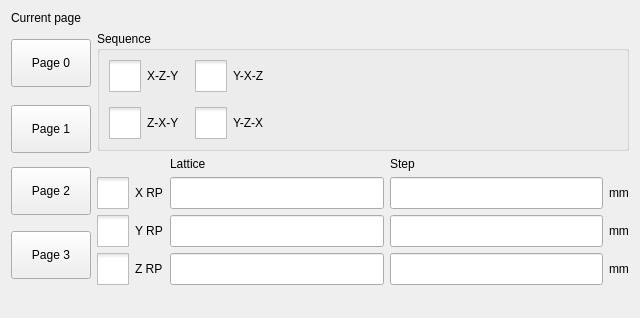
GaussCheng/2-5AxisPunch, file hcsettings/ichcstackedsettingsframe.ui: the form before one commit.
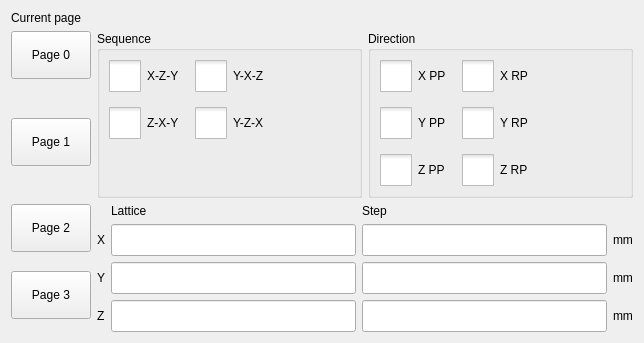
The form after the commit. Icons and pictures are not drawn. Custom widgets are drawn as their Qt base class.

Diff of the .ui file:
```diff
--- a/hcsettings/ichcstackedsettingsframe.ui
+++ b/hcsettings/ichcstackedsettingsframe.ui
@@ -6,8 +6,8 @@
    <rect>
     <x>0</x>
     <y>0</y>
-    <width>640</width>
-    <height>318</height>
+    <width>644</width>
+    <height>342</height>
    </rect>
   </property>
   <property name="windowTitle">
@@ -27,39 +27,8 @@
      </property>
     </widget>
    </item>
-   <item row="1" column="0">
-    <widget class="QToolButton" name="page0ToolButton">
-     <property name="sizePolicy">
-      <sizepolicy hsizetype="Fixed" vsizetype="Fixed">
-       <horstretch>0</horstretch>
-       <verstretch>0</verstretch>
-      </sizepolicy>
-     </property>
-     <property name="minimumSize">
-      <size>
-       <width>80</width>
-       <height>48</height>
-      </size>
-     </property>
-     <property name="maximumSize">
-      <size>
-       <width>80</width>
-       <height>48</height>
-      </size>
-     </property>
-     <property name="text">
-      <string>Page 0</string>
-     </property>
-     <property name="checkable">
-      <bool>true</bool>
-     </property>
-     <attribute name="buttonGroup">
-      <string>buttonGroup_2</string>
-     </attribute>
-    </widget>
-   </item>
    <item row="1" column="1" rowspan="4">
-    <layout class="QVBoxLayout" name="verticalLayout">
+    <layout class="QHBoxLayout" name="horizontalLayout">
      <item>
       <widget class="QGroupBox" name="groupBox">
        <property name="title">
@@ -180,6 +149,182 @@
       </widget>
      </item>
      <item>
+      <widget class="QGroupBox" name="groupBox_2">
+       <property name="title">
+        <string>Direction</string>
+       </property>
+       <layout class="QFormLayout" name="formLayout_2">
+        <property name="fieldGrowthPolicy">
+         <enum>QFormLayout::AllNonFixedFieldsGrow</enum>
+        </property>
+        <property name="horizontalSpacing">
+         <number>15</number>
+        </property>
+        <property name="verticalSpacing">
+         <number>15</number>
+        </property>
+        <item row="0" column="1">
+         <widget class="QCheckBox" name="xRPCheckBox">
+          <property name="styleSheet">
+           <string notr="true">::indicator {
+     width: 32px;
+     height: 32px;
+ }
+
+::indicator:unchecked 
+{
+     image: url(:/resource/check_unchecked.png);
+ }
+::indicator:checked 
+{
+     image: url(:/resource/check_checked.png);
+ }
+</string>
+          </property>
+          <property name="text">
+           <string>X RP</string>
+          </property>
+          <attribute name="buttonGroup">
+           <string>buttonGroup_3</string>
+          </attribute>
+         </widget>
+        </item>
+        <item row="0" column="0">
+         <widget class="QCheckBox" name="xPPCheckBox">
+          <property name="styleSheet">
+           <string notr="true">::indicator {
+     width: 32px;
+     height: 32px;
+ }
+
+::indicator:unchecked 
+{
+     image: url(:/resource/check_unchecked.png);
+ }
+::indicator:checked 
+{
+     image: url(:/resource/check_checked.png);
+ }
+</string>
+          </property>
+          <property name="text">
+           <string>X PP</string>
+          </property>
+          <attribute name="buttonGroup">
+           <string>buttonGroup_3</string>
+          </attribute>
+         </widget>
+        </item>
+        <item row="1" column="1">
+         <widget class="QCheckBox" name="yRPCheckBox">
+          <property name="styleSheet">
+           <string notr="true">::indicator {
+     width: 32px;
+     height: 32px;
+ }
+
+::indicator:unchecked 
+{
+     image: url(:/resource/check_unchecked.png);
+ }
+::indicator:checked 
+{
+     image: url(:/resource/check_checked.png);
+ }
+</string>
+          </property>
+          <property name="text">
+           <string>Y RP</string>
+          </property>
+          <attribute name="buttonGroup">
+           <string>buttonGroup_4</string>
+          </attribute>
+         </widget>
+        </item>
+        <item row="1" column="0">
+         <widget class="QCheckBox" name="yPPCheckBox">
+          <property name="styleSheet">
+           <string notr="true">::indicator {
+     width: 32px;
+     height: 32px;
+ }
+
+::indicator:unchecked 
+{
+     image: url(:/resource/check_unchecked.png);
+ }
+::indicator:checked 
+{
+     image: url(:/resource/check_checked.png);
+ }
+</string>
+          </property>
+          <property name="text">
+           <string>Y PP</string>
+          </property>
+          <attribute name="buttonGroup">
+           <string>buttonGroup_4</string>
+          </attribute>
+         </widget>
+        </item>
+        <item row="2" column="1">
+         <widget class="QCheckBox" name="zRPCheckBox">
+          <property name="styleSheet">
+           <string notr="true">::indicator {
+     width: 32px;
+     height: 32px;
+ }
+
+::indicator:unchecked 
+{
+     image: url(:/resource/check_unchecked.png);
+ }
+::indicator:checked 
+{
+     image: url(:/resource/check_checked.png);
+ }
+</string>
+          </property>
+          <property name="text">
+           <string>Z RP</string>
+          </property>
+          <attribute name="buttonGroup">
+           <string>buttonGroup_5</string>
+          </attribute>
+         </widget>
+        </item>
+        <item row="2" column="0">
+         <widget class="QCheckBox" name="zPPCheckBox">
+          <property name="styleSheet">
+           <string notr="true">::indicator {
+     width: 32px;
+     height: 32px;
+ }
+
+::indicator:unchecked 
+{
+     image: url(:/resource/check_unchecked.png);
+ }
+::indicator:checked 
+{
+     image: url(:/resource/check_checked.png);
+ }
+</string>
+          </property>
+          <property name="text">
+           <string>Z PP</string>
+          </property>
+          <attribute name="buttonGroup">
+           <string>buttonGroup_5</string>
+          </attribute>
+         </widget>
+        </item>
+       </layout>
+      </widget>
+     </item>
+    </layout>
+   </item>
+   <item row="5" column="1" rowspan="4">
       <layout class="QGridLayout" name="gridLayout">
        <item row="0" column="1">
         <widget class="QLabel" name="label_2">
@@ -195,29 +340,6 @@
          </property>
         </widget>
        </item>
-       <item row="1" column="0">
-        <widget class="QCheckBox" name="xRPCheckBox">
-         <property name="styleSheet">
-          <string notr="true">::indicator {
-     width: 32px;
-     height: 32px;
- }
-
-::indicator:unchecked 
-{
-     image: url(:/resource/check_unchecked.png);
- }
-::indicator:checked 
-{
-     image: url(:/resource/check_checked.png);
- }
-</string>
-         </property>
-         <property name="text">
-          <string>X RP</string>
-         </property>
-        </widget>
-       </item>
        <item row="1" column="1">
         <widget class="ICLineEditWithVirtualNumericKeypad" name="xRPLatticeLineEdit">
          <property name="minimumSize">
@@ -238,29 +360,6 @@
          </property>
         </widget>
        </item>
-       <item row="2" column="0">
-        <widget class="QCheckBox" name="yRPCheckBox">
-         <property name="styleSheet">
-          <string notr="true">::indicator {
-     width: 32px;
-     height: 32px;
- }
-
-::indicator:unchecked 
-{
-     image: url(:/resource/check_unchecked.png);
- }
-::indicator:checked 
-{
-     image: url(:/resource/check_checked.png);
- }
-</string>
-         </property>
-         <property name="text">
-          <string>Y RP</string>
-         </property>
-        </widget>
-       </item>
        <item row="2" column="1">
         <widget class="ICLineEditWithVirtualNumericKeypad" name="yRPLatticeLineEdit">
          <property name="minimumSize">
@@ -281,29 +380,6 @@
          </property>
         </widget>
        </item>
-       <item row="3" column="0">
-        <widget class="QCheckBox" name="zRPCheckBox">
-         <property name="styleSheet">
-          <string notr="true">::indicator {
-     width: 32px;
-     height: 32px;
- }
-
-::indicator:unchecked 
-{
-     image: url(:/resource/check_unchecked.png);
- }
-::indicator:checked 
-{
-     image: url(:/resource/check_checked.png);
- }
-</string>
-         </property>
-         <property name="text">
-          <string>Z RP</string>
-         </property>
-        </widget>
-       </item>
        <item row="3" column="1">
         <widget class="ICLineEditWithVirtualNumericKeypad" name="zRPLatticeLineEdit">
          <property name="minimumSize">
@@ -345,104 +421,30 @@
          </property>
         </widget>
        </item>
-      </layout>
-     </item>
-    </layout>
+     <item row="1" column="0">
+      <widget class="QLabel" name="label_6">
+       <property name="text">
+        <string>X</string>
+       </property>
+      </widget>
    </item>
    <item row="2" column="0">
-    <widget class="QToolButton" name="page1ToolButton">
-     <property name="sizePolicy">
-      <sizepolicy hsizetype="Fixed" vsizetype="Fixed">
-       <horstretch>0</horstretch>
-       <verstretch>0</verstretch>
-      </sizepolicy>
-     </property>
-     <property name="minimumSize">
-      <size>
-       <width>80</width>
-       <height>48</height>
-      </size>
-     </property>
-     <property name="maximumSize">
-      <size>
-       <width>80</width>
-       <height>48</height>
-      </size>
-     </property>
+      <widget class="QLabel" name="label_7">
      <property name="text">
-      <string>Page 1</string>
-     </property>
-     <property name="checkable">
-      <bool>true</bool>
-     </property>
-     <attribute name="buttonGroup">
-      <string>buttonGroup_2</string>
-     </attribute>
+        <string>Y</string>
+       </property>
     </widget>
    </item>
    <item row="3" column="0">
-    <widget class="QToolButton" name="page2ToolButton">
-     <property name="sizePolicy">
-      <sizepolicy hsizetype="Fixed" vsizetype="Fixed">
-       <horstretch>0</horstretch>
-       <verstretch>0</verstretch>
-      </sizepolicy>
-     </property>
-     <property name="minimumSize">
-      <size>
-       <width>80</width>
-       <height>48</height>
-      </size>
-     </property>
-     <property name="maximumSize">
-      <size>
-       <width>80</width>
-       <height>48</height>
-      </size>
-     </property>
+      <widget class="QLabel" name="label_8">
      <property name="text">
-      <string>Page 2</string>
-     </property>
-     <property name="checkable">
-      <bool>true</bool>
-     </property>
-     <attribute name="buttonGroup">
-      <string>buttonGroup_2</string>
-     </attribute>
-    </widget>
-   </item>
-   <item row="4" column="0">
-    <widget class="QToolButton" name="page3ToolButton">
-     <property name="sizePolicy">
-      <sizepolicy hsizetype="Fixed" vsizetype="Fixed">
-       <horstretch>0</horstretch>
-       <verstretch>0</verstretch>
-      </sizepolicy>
-     </property>
-     <property name="minimumSize">
-      <size>
-       <width>80</width>
-       <height>48</height>
-      </size>
-     </property>
-     <property name="maximumSize">
-      <size>
-       <width>80</width>
-       <height>48</height>
-      </size>
-     </property>
-     <property name="text">
-      <string>Page 3</string>
-     </property>
-     <property name="checkable">
-      <bool>true</bool>
-     </property>
-     <attribute name="buttonGroup">
-      <string>buttonGroup_2</string>
-     </attribute>
-    </widget>
+        <string>Z</string>
+       </property>
+      </widget>
+     </item>
+    </layout>
    </item>
-   <item row="5" column="0">
+   <item row="9" column="0">
     <spacer name="verticalSpacer">
      <property name="orientation">
       <enum>Qt::Vertical</enum>
@@ -455,6 +457,130 @@
      </property>
     </spacer>
    </item>
+   <item row="1" column="0">
+    <widget class="QToolButton" name="page0ToolButton">
+     <property name="sizePolicy">
+      <sizepolicy hsizetype="Fixed" vsizetype="Fixed">
+       <horstretch>0</horstretch>
+       <verstretch>0</verstretch>
+      </sizepolicy>
+     </property>
+     <property name="minimumSize">
+      <size>
+       <width>80</width>
+       <height>48</height>
+      </size>
+     </property>
+     <property name="maximumSize">
+      <size>
+       <width>80</width>
+       <height>48</height>
+      </size>
+     </property>
+     <property name="text">
+      <string>Page 0</string>
+     </property>
+     <property name="checkable">
+      <bool>true</bool>
+     </property>
+     <attribute name="buttonGroup">
+      <string>buttonGroup_2</string>
+     </attribute>
+    </widget>
+   </item>
+   <item row="5" column="0">
+    <widget class="QToolButton" name="page2ToolButton">
+     <property name="sizePolicy">
+      <sizepolicy hsizetype="Fixed" vsizetype="Fixed">
+       <horstretch>0</horstretch>
+       <verstretch>0</verstretch>
+      </sizepolicy>
+     </property>
+     <property name="minimumSize">
+      <size>
+       <width>80</width>
+       <height>48</height>
+      </size>
+     </property>
+     <property name="maximumSize">
+      <size>
+       <width>80</width>
+       <height>48</height>
+      </size>
+     </property>
+     <property name="text">
+      <string>Page 2</string>
+     </property>
+     <property name="checkable">
+      <bool>true</bool>
+     </property>
+     <attribute name="buttonGroup">
+      <string>buttonGroup_2</string>
+     </attribute>
+    </widget>
+   </item>
+   <item row="7" column="0">
+    <widget class="QToolButton" name="page3ToolButton">
+     <property name="sizePolicy">
+      <sizepolicy hsizetype="Fixed" vsizetype="Fixed">
+       <horstretch>0</horstretch>
+       <verstretch>0</verstretch>
+      </sizepolicy>
+     </property>
+     <property name="minimumSize">
+      <size>
+       <width>80</width>
+       <height>48</height>
+      </size>
+     </property>
+     <property name="maximumSize">
+      <size>
+       <width>80</width>
+       <height>48</height>
+      </size>
+     </property>
+     <property name="text">
+      <string>Page 3</string>
+     </property>
+     <property name="checkable">
+      <bool>true</bool>
+     </property>
+     <attribute name="buttonGroup">
+      <string>buttonGroup_2</string>
+     </attribute>
+    </widget>
+   </item>
+   <item row="3" column="0">
+    <widget class="QToolButton" name="page1ToolButton">
+     <property name="sizePolicy">
+      <sizepolicy hsizetype="Fixed" vsizetype="Fixed">
+       <horstretch>0</horstretch>
+       <verstretch>0</verstretch>
+      </sizepolicy>
+     </property>
+     <property name="minimumSize">
+      <size>
+       <width>80</width>
+       <height>48</height>
+      </size>
+     </property>
+     <property name="maximumSize">
+      <size>
+       <width>80</width>
+       <height>48</height>
+      </size>
+     </property>
+     <property name="text">
+      <string>Page 1</string>
+     </property>
+     <property name="checkable">
+      <bool>true</bool>
+     </property>
+     <attribute name="buttonGroup">
+      <string>buttonGroup_2</string>
+     </attribute>
+    </widget>
+   </item>
   </layout>
  </widget>
  <customwidgets>
```
Left out of the diff: 3 changed lines with no effect on the pictures. Lines whose indentation alone changed are shown as unchanged.
